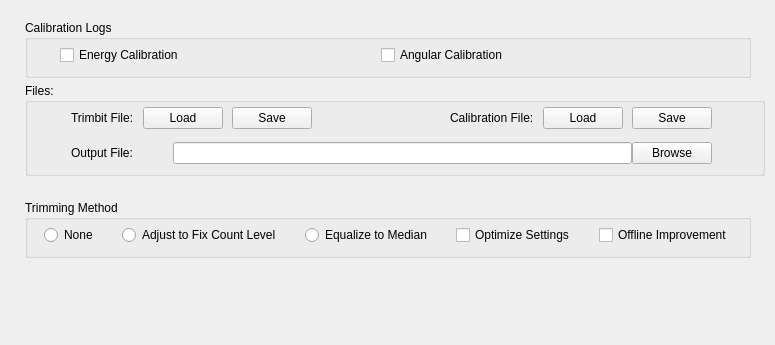
Before: the Qt Designer form slsDetectorGui/forms/form_tab_advanced.ui in slsdetectorgroup/slsDetectorPackage, drawn with Qt 5.
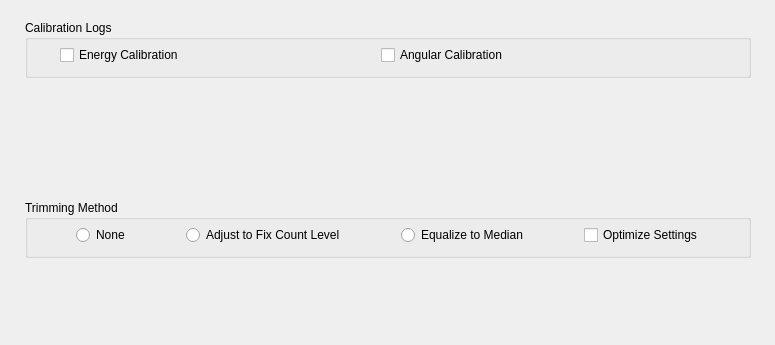
After: the same form once the commit is applied.

```diff
--- a/slsDetectorGui/forms/form_tab_advanced.ui
+++ b/slsDetectorGui/forms/form_tab_advanced.ui
@@ -31,208 +31,6 @@
   <property name="windowTitle">
    <string>Form</string>
   </property>
-  <widget class="QGroupBox" name="groupBox">
-   <property name="geometry">
-    <rect>
-     <x>25</x>
-     <y>83</y>
-     <width>740</width>
-     <height>93</height>
-    </rect>
-   </property>
-   <property name="title">
-    <string>Files:</string>
-   </property>
-   <layout class="QGridLayout" name="gridLayout_2" rowstretch="0,0,0">
-    <property name="leftMargin">
-     <number>0</number>
-    </property>
-    <property name="topMargin">
-     <number>0</number>
-    </property>
-    <property name="rightMargin">
-     <number>0</number>
-    </property>
-    <property name="bottomMargin">
-     <number>5</number>
-    </property>
-    <property name="horizontalSpacing">
-     <number>-1</number>
-    </property>
-    <property name="verticalSpacing">
-     <number>9</number>
-    </property>
-    <item row="1" column="0">
-     <spacer name="horizontalSpacer_2">
-      <property name="orientation">
-       <enum>Qt::Horizontal</enum>
-      </property>
-      <property name="sizeType">
-       <enum>QSizePolicy::Fixed</enum>
-      </property>
-      <property name="sizeHint" stdset="0">
-       <size>
-        <width>40</width>
-        <height>20</height>
-       </size>
-      </property>
-     </spacer>
-    </item>
-    <item row="1" column="1">
-     <widget class="QLabel" name="label">
-      <property name="sizePolicy">
-       <sizepolicy hsizetype="Fixed" vsizetype="Preferred">
-        <horstretch>0</horstretch>
-        <verstretch>0</verstretch>
-       </sizepolicy>
-      </property>
-      <property name="text">
-       <string>Trimbit File:</string>
-      </property>
-     </widget>
-    </item>
-    <item row="1" column="2">
-     <widget class="QPushButton" name="pushButton_2">
-      <property name="sizePolicy">
-       <sizepolicy hsizetype="Fixed" vsizetype="Fixed">
-        <horstretch>0</horstretch>
-        <verstretch>0</verstretch>
-       </sizepolicy>
-      </property>
-      <property name="text">
-       <string>Load</string>
-      </property>
-     </widget>
-    </item>
-    <item row="1" column="3">
-     <widget class="QPushButton" name="pushButton_3">
-      <property name="sizePolicy">
-       <sizepolicy hsizetype="Fixed" vsizetype="Fixed">
-        <horstretch>0</horstretch>
-        <verstretch>0</verstretch>
-       </sizepolicy>
-      </property>
-      <property name="text">
-       <string>Save</string>
-      </property>
-     </widget>
-    </item>
-    <item row="1" column="4">
-     <spacer name="horizontalSpacer">
-      <property name="orientation">
-       <enum>Qt::Horizontal</enum>
-      </property>
-      <property name="sizeType">
-       <enum>QSizePolicy::Fixed</enum>
-      </property>
-      <property name="sizeHint" stdset="0">
-       <size>
-        <width>120</width>
-        <height>20</height>
-       </size>
-      </property>
-     </spacer>
-    </item>
-    <item row="1" column="5">
-     <widget class="QLabel" name="label_2">
-      <property name="sizePolicy">
-       <sizepolicy hsizetype="Fixed" vsizetype="Preferred">
-        <horstretch>0</horstretch>
-        <verstretch>0</verstretch>
-       </sizepolicy>
-      </property>
-      <property name="text">
-       <string>Calibration File:</string>
-      </property>
-     </widget>
-    </item>
-    <item row="1" column="6">
-     <widget class="QPushButton" name="pushButton_4">
-      <property name="sizePolicy">
-       <sizepolicy hsizetype="Fixed" vsizetype="Fixed">
-        <horstretch>0</horstretch>
-        <verstretch>0</verstretch>
-       </sizepolicy>
-      </property>
-      <property name="text">
-       <string>Load</string>
-      </property>
-     </widget>
-    </item>
-    <item row="1" column="7">
-     <widget class="QPushButton" name="pushButton_5">
-      <property name="sizePolicy">
-       <sizepolicy hsizetype="Fixed" vsizetype="Fixed">
-        <horstretch>0</horstretch>
-        <verstretch>0</verstretch>
-       </sizepolicy>
-      </property>
-      <property name="text">
-       <string>Save</string>
-      </property>
-     </widget>
-    </item>
-    <item row="1" column="8">
-     <spacer name="horizontalSpacer_3">
-      <property name="orientation">
-       <enum>Qt::Horizontal</enum>
-      </property>
-      <property name="sizeType">
-       <enum>QSizePolicy::Fixed</enum>
-      </property>
-      <property name="sizeHint" stdset="0">
-       <size>
-        <width>40</width>
-        <height>20</height>
-       </size>
-      </property>
-     </spacer>
-    </item>
-    <item row="2" column="1" colspan="7">
-     <layout class="QHBoxLayout" name="horizontalLayout_2">
-      <item>
-       <widget class="QLabel" name="label_3">
-        <property name="sizePolicy">
-         <sizepolicy hsizetype="Fixed" vsizetype="Preferred">
-          <horstretch>0</horstretch>
-          <verstretch>0</verstretch>
-         </sizepolicy>
-        </property>
-        <property name="text">
-         <string>Output File:</string>
-        </property>
-       </widget>
-      </item>
-      <item>
-       <spacer name="horizontalSpacer_4">
-        <property name="orientation">
-         <enum>Qt::Horizontal</enum>
-        </property>
-        <property name="sizeType">
-         <enum>QSizePolicy::Fixed</enum>
-        </property>
-        <property name="sizeHint" stdset="0">
-         <size>
-          <width>40</width>
-          <height>20</height>
-         </size>
-        </property>
-       </spacer>
-      </item>
-      <item>
-       <widget class="QLineEdit" name="lineEdit"/>
-      </item>
-      <item>
-       <widget class="QPushButton" name="pushButton">
-        <property name="text">
-         <string>Browse</string>
-        </property>
-       </widget>
-      </item>
-     </layout>
-    </item>
-   </layout>
-  </widget>
   <widget class="QGroupBox" name="groupBox_2">
    <property name="geometry">
     <rect>
@@ -310,19 +108,6 @@
        </property>
       </widget>
      </item>
-     <item>
-      <widget class="QCheckBox" name="checkBox_2">
-       <property name="sizePolicy">
-        <sizepolicy hsizetype="Fixed" vsizetype="Fixed">
-         <horstretch>0</horstretch>
-         <verstretch>0</verstretch>
-        </sizepolicy>
-       </property>
-       <property name="text">
-        <string>Offline Improvement</string>
-       </property>
-      </widget>
-     </item>
     </layout>
    </widget>
   </widget>
```
